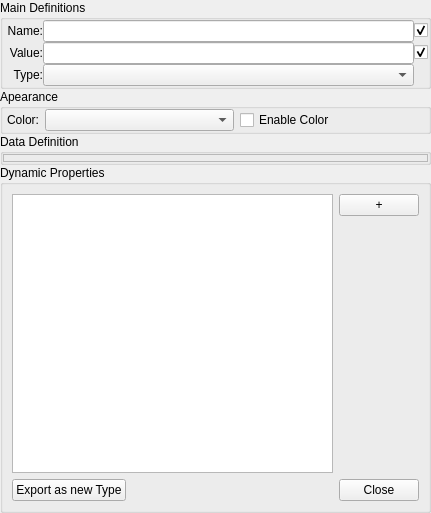
Above: src/Interface/DataPropertiesWidget.ui from KDE/rocs before the change. Below: the same form after it.
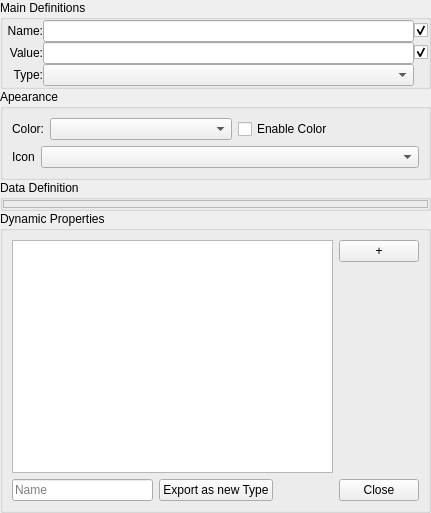
That is the form after the change. Custom widgets are drawn as their Qt base class.

Commit message: Fixes on the node configuration dialog.

What changed in the file:
```diff
--- a/src/Interface/DataPropertiesWidget.ui
+++ b/src/Interface/DataPropertiesWidget.ui
@@ -11,7 +11,7 @@
    </rect>
   </property>
   <property name="sizePolicy">
-   <sizepolicy hsizetype="Preferred" vsizetype="Fixed">
+   <sizepolicy hsizetype="Fixed" vsizetype="Fixed">
     <horstretch>0</horstretch>
     <verstretch>0</verstretch>
    </sizepolicy>
@@ -151,18 +151,6 @@
       <string>Apearance</string>
      </property>
      <layout class="QVBoxLayout" name="verticalLayout_4">
-      <property name="leftMargin">
-       <number>4</number>
-      </property>
-      <property name="topMargin">
-       <number>0</number>
-      </property>
-      <property name="rightMargin">
-       <number>0</number>
-      </property>
-      <property name="bottomMargin">
-       <number>0</number>
-      </property>
       <item>
        <layout class="QHBoxLayout" name="horizontalLayout">
         <item>
@@ -209,6 +197,26 @@
         </item>
        </layout>
       </item>
+      <item>
+       <layout class="QHBoxLayout" name="horizontalLayout_3">
+        <item>
+         <widget class="QLabel" name="label_4">
+          <property name="sizePolicy">
+           <sizepolicy hsizetype="Fixed" vsizetype="Preferred">
+            <horstretch>0</horstretch>
+            <verstretch>0</verstretch>
+           </sizepolicy>
+          </property>
+          <property name="text">
+           <string>Icon</string>
+          </property>
+         </widget>
+        </item>
+        <item>
+         <widget class="KComboBox" name="dataTypeIcon"/>
+        </item>
+       </layout>
+      </item>
      </layout>
     </widget>
    </item>
@@ -243,7 +251,28 @@
       <string>Dynamic Properties</string>
      </property>
      <layout class="QGridLayout" name="gridLayout">
-      <item row="0" column="0" colspan="2">
+      <item row="1" column="1">
+       <widget class="QPushButton" name="exportNewType">
+        <property name="text">
+         <string>Export as new Type</string>
+        </property>
+       </widget>
+      </item>
+      <item row="1" column="2">
+       <widget class="QDialogButtonBox" name="buttonBox">
+        <property name="standardButtons">
+         <set>QDialogButtonBox::Close</set>
+        </property>
+       </widget>
+      </item>
+      <item row="1" column="0">
+       <widget class="QLineEdit" name="newTypeName">
+        <property name="placeholderText">
+         <string>Name</string>
+        </property>
+       </widget>
+      </item>
+      <item row="0" column="0" colspan="3">
        <layout class="QHBoxLayout" name="horizontalLayout_2">
         <item>
          <widget class="QTableView" name="_propertiesTable"/>
@@ -274,20 +303,6 @@
         </item>
        </layout>
       </item>
-      <item row="1" column="0">
-       <widget class="QPushButton" name="pushButton">
-        <property name="text">
-         <string>Export as new Type</string>
-        </property>
-       </widget>
-      </item>
-      <item row="1" column="1">
-       <widget class="QDialogButtonBox" name="buttonBox">
-        <property name="standardButtons">
-         <set>QDialogButtonBox::Close</set>
-        </property>
-       </widget>
-      </item>
      </layout>
     </widget>
    </item>
```
The commit also changes 2 other files.
